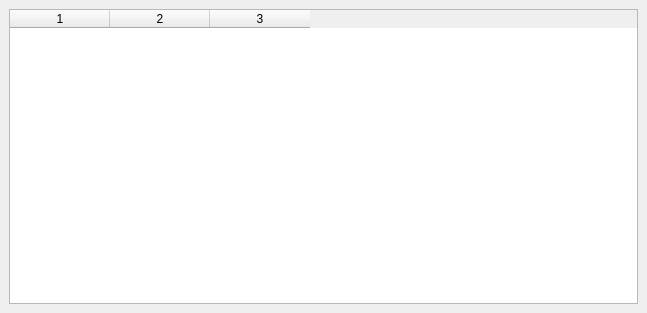
First picture: the form in src/arcstorage-ui/transferlistwindow.ui, repository jonaslindemann/arc-gui-clients, before the edit.
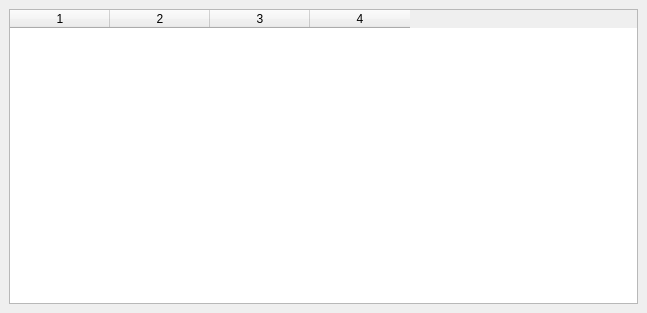
Second picture: the form after the edit.

The edit to the form file:
```diff
--- a/src/arcstorage-ui/transferlistwindow.ui
+++ b/src/arcstorage-ui/transferlistwindow.ui
@@ -21,11 +21,12 @@
        <number>0</number>
       </property>
       <property name="columnCount">
-       <number>3</number>
+       <number>4</number>
       </property>
       <column/>
       <column/>
       <column/>
+      <column/>
      </widget>
     </item>
    </layout>
```
